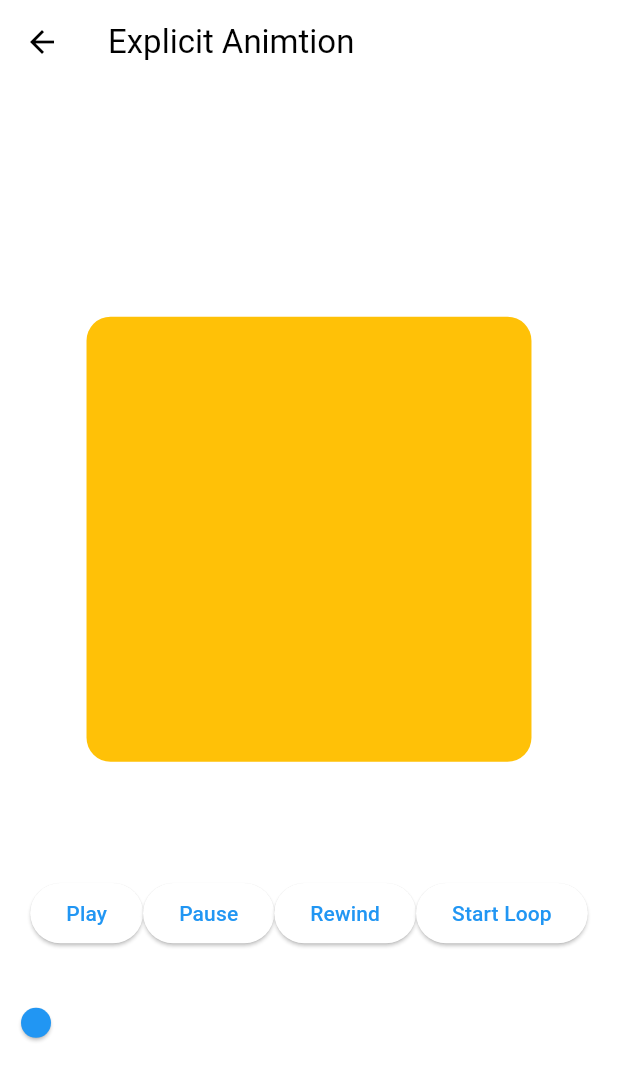
After one commit to raymondanythings/flutter_animation, a Flutter app: the screen it shows after launch, after a tap on "Explicit Animations", on a phone screen of 412 x 824 dp. The commit adds this screen. Shown: the top 1081 px of the screen. Run offline on Flutter 3.47's test engine with Material 2 defaults, Android fonts, the phone set to English and light mode, and no system bars.

```diff
--- /dev/null
+++ b/lib/views/explicit_animations_screen.dart
@@ -0,0 +1,176 @@
+import 'package:flutter/material.dart';
+
+class ExplicitAnimationsScreen extends StatefulWidget {
+  const ExplicitAnimationsScreen({super.key});
+
+  @override
+  State<ExplicitAnimationsScreen> createState() =>
+      _ExplicitAnimationsScreenState();
+}
+
+class _ExplicitAnimationsScreenState extends State<ExplicitAnimationsScreen>
+    with SingleTickerProviderStateMixin {
+  late final AnimationController _animactionController = AnimationController(
+    vsync: this,
+    duration: const Duration(
+      seconds: 2,
+    ),
+    reverseDuration: const Duration(
+      seconds: 1,
+    ),
+  )..addListener(() {
+      _range.value = _animactionController.value;
+    });
+
+  late final Animation<Decoration> _decoration = DecorationTween(
+    begin: BoxDecoration(
+      color: Colors.amber,
+      borderRadius: BorderRadius.circular(20),
+    ),
+    end: BoxDecoration(
+      color: Colors.red,
+      borderRadius: BorderRadius.circular(120),
+    ),
+  ).animate(_curved);
+
+  late final Animation<double> _roration = Tween(
+    begin: 0.0,
+    end: 0.5,
+  ).animate(_curved);
+
+  late final Animation<double> _scale = Tween(
+    begin: 0.8,
+    end: 1.1,
+  ).animate(_curved);
+
+  late final Animation<Offset> _position = Tween(
+    begin: Offset.zero,
+    end: const Offset(0.0, -0.2),
+  ).animate(_curved);
+
+  late final CurvedAnimation _curved = CurvedAnimation(
+    parent: _animactionController,
+    curve: Curves.elasticOut,
+    reverseCurve: Curves.bounceIn,
+  );
+
+  final ValueNotifier<double> _range = ValueNotifier(0.0);
+
+  void _onChanged(double value) {
+    _range.value = value;
+    _animactionController.animateTo(value);
+  }
+
+  bool _looping = false;
+
+  void _toggleLooping() {
+    if (_looping) {
+      _animactionController.stop();
+    } else {
+      _animactionController.repeat(
+        reverse: true,
+      );
+    }
+    setState(() {
+      _looping = !_looping;
+    });
+  }
+
+  void _play() {
+    _animactionController.forward();
+  }
+
+  void _pause() {
+    _animactionController.stop();
+  }
+
+  void _rewind() {
+    _animactionController.reverse();
+  }
+
+  @override
+  void initState() {
+    super.initState();
+  }
+
+  @override
+  void dispose() {
+    _animactionController.dispose();
+    super.dispose();
+  }
+
+  @override
+  Widget build(BuildContext context) {
+    print('build!');
+    return Scaffold(
+      appBar: AppBar(
+        title: const Text(
+          "Explicit Animtion",
+        ),
+      ),
+      body: Center(
+        child: Column(
+          mainAxisAlignment: MainAxisAlignment.center,
+          children: [
+            SlideTransition(
+              position: _position,
+              child: ScaleTransition(
+                scale: _scale,
+                child: RotationTransition(
+                  turns: _roration,
+                  child: DecoratedBoxTransition(
+                    decoration: _decoration,
+                    child: SizedBox(
+                      width: MediaQuery.of(context).size.width * 0.9,
+                      height: MediaQuery.of(context).size.width * 0.9,
+                    ),
+                  ),
+                ),
+              ),
+            ),
+            const SizedBox(
+              height: 40,
+            ),
+            Row(
+              mainAxisAlignment: MainAxisAlignment.center,
+              children: [
+                ElevatedButton(
+                  onPressed: _play,
+                  child: const Text(
+                    "Play",
+                  ),
+                ),
+                ElevatedButton(
+                  onPressed: _pause,
+                  child: const Text("Pause"),
+                ),
+                ElevatedButton(
+                  onPressed: _rewind,
+                  child: const Text("Rewind"),
+                ),
+                ElevatedButton(
+                  onPressed: _toggleLooping,
+                  child: Text(
+                    _looping ? "Stop Loop" : "Start Loop",
+                  ),
+                ),
+              ],
+            ),
+            const SizedBox(
+              height: 25,
+            ),
+            ValueListenableBuilder(
+              valueListenable: _range,
+              builder: (context, value, child) {
+                return Slider(
+                  value: value,
+                  onChanged: _onChanged,
+                );
+              },
+            ),
+          ],
+        ),
+      ),
+    );
+  }
+}
--- a/lib/views/menu_screen.dart
+++ b/lib/views/menu_screen.dart
@@ -1,6 +1,8 @@
 import 'package:flutter/material.dart';
 import 'package:flutter_animation/views/challenges/implicit_animation/Implicit_animation_challenge_screen.dart';
+import 'package:flutter_animation/views/explicit_animations_screen.dart';
 import 'package:flutter_animation/views/implicit_animations_screen.dart';
+import 'package:flutter_animation/views/projects/views/apple_watch_screen.dart';
 
 class MenuScreen extends StatelessWidget {
   const MenuScreen({super.key});
@@ -37,6 +39,20 @@ class MenuScreen extends StatelessWidget {
               ),
               child: const Text("Implicit Animation Challenge"),
             ),
+            ElevatedButton(
+              onPressed: () => _goPage(
+                context,
+                const ExplicitAnimationsScreen(),
+              ),
+              child: const Text("Explicit Animations"),
+            ),
+            ElevatedButton(
+              onPressed: () => _goPage(
+                context,
+                const AppleWatchScreen(),
+              ),
+              child: const Text("Apple Watch"),
+            ),
           ],
         ),
       ),
```
Also changed, not shown: lib/views/projects/views/apple_watch_screen.dart (added, +160 -0 lines).
